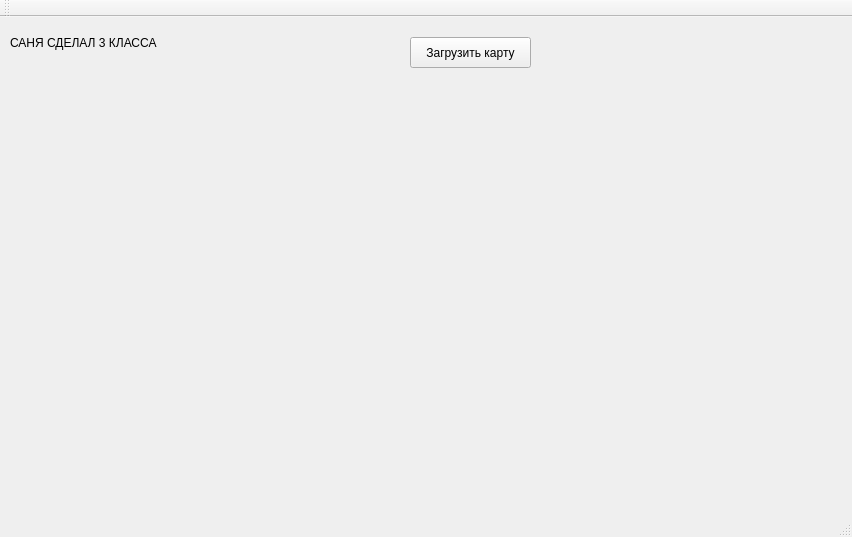
Before: the Qt Designer form simulation.ui in LukinDaniil/PractikaLeto2019, drawn with Qt 5.
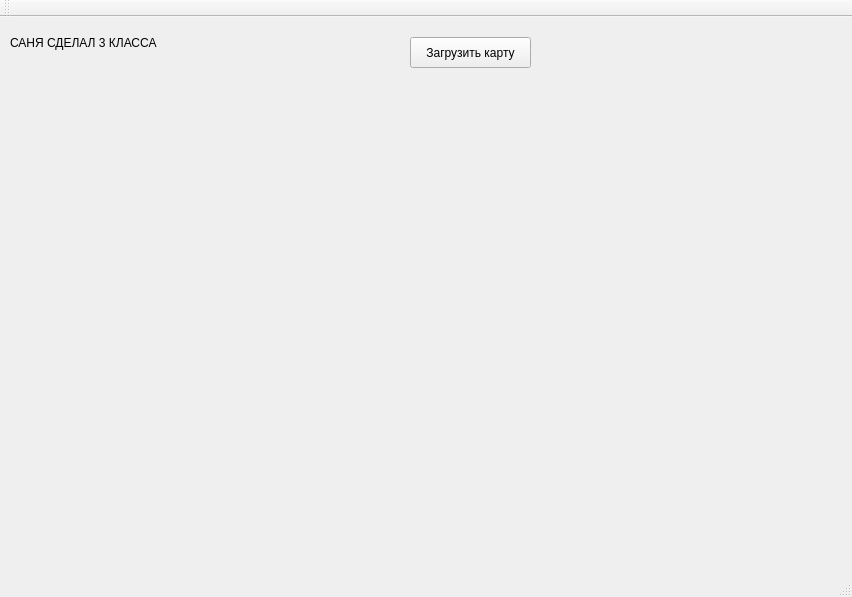
After: the same form once the commit is applied. Custom widgets are drawn as their Qt base class.

Commit message: Исправил ошибку с неправильными цветами на карте.

```diff
--- a/simulation.ui
+++ b/simulation.ui
@@ -7,7 +7,7 @@
     <x>0</x>
     <y>0</y>
     <width>852</width>
-    <height>537</height>
+    <height>597</height>
    </rect>
   </property>
   <property name="windowTitle">
@@ -46,7 +46,7 @@
       <x>200</x>
       <y>80</y>
       <width>591</width>
-      <height>361</height>
+      <height>431</height>
      </rect>
     </property>
    </widget>
```
The commit also changes 1 other file.
